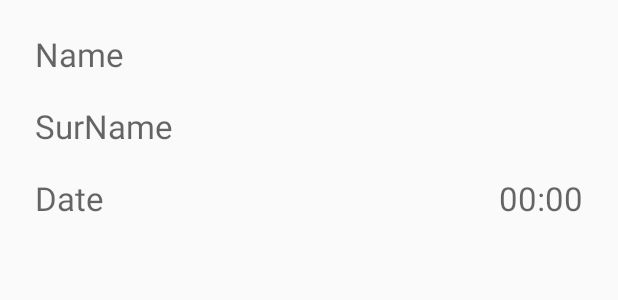
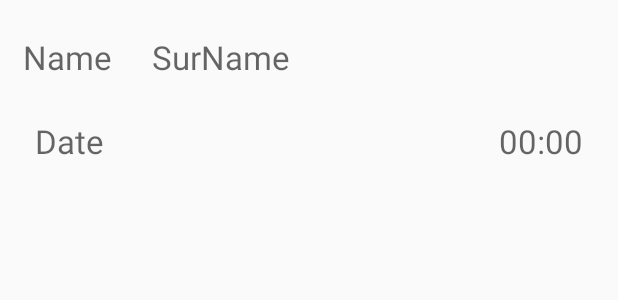
Before and after one commit to LEMUBIT/WepoyFingerPrint, an Android app: the layout attendance_view_row.xml on its own in the app's theme, with its tools: preview values and no code run, on a phone screen of 412 x 824 dp. Shown: the top 300 px of the screen. Run offline under Robolectric (Android 15) with nearby library versions, the phone set to English and light mode, and no system bars.

Commit message:
finish logic on capturing attendance

```diff
--- a/app/src/main/java/com/lemuel/lemubit/fingerprinttest/model/AttendanceRealmModel.java
+++ b/app/src/main/java/com/lemuel/lemubit/fingerprinttest/model/AttendanceRealmModel.java
@@ -1,10 +1,8 @@
 package com.lemuel.lemubit.fingerprinttest.model;
 
 import io.realm.RealmObject;
-import io.realm.annotations.PrimaryKey;
 
 public class AttendanceRealmModel extends RealmObject {
-    @PrimaryKey
     private int id;
 
     private String name;
--- a/app/src/main/java/com/lemuel/lemubit/fingerprinttest/model/DataHelper.java
+++ b/app/src/main/java/com/lemuel/lemubit/fingerprinttest/model/DataHelper.java
@@ -17,7 +17,7 @@ public class DataHelper {
             newAttendanceRecord.setTime(time);
             newAttendanceRecord.setDate(date);
             Realm realm = Realm.getDefaultInstance();
-            realm.executeTransaction(realm1 -> realm.copyToRealmOrUpdate(newAttendanceRecord));
+            realm.executeTransaction(realm1 -> realm.insert(newAttendanceRecord));
             status = "Attendance recorded ID= " + String.valueOf(ID);
         } catch (Exception e) {
             status = "Error: " + e.getMessage();
--- a/app/src/main/res/layout/attendance_view_row.xml
+++ b/app/src/main/res/layout/attendance_view_row.xml
@@ -10,16 +10,15 @@
     <TextView
         android:id="@+id/txt_record_name"
         style="@style/Base.TextAppearance.AppCompat.Large"
-        android:layout_width="0dp"
+        android:layout_width="wrap_content"
         android:layout_height="wrap_content"
-        android:layout_marginBottom="100dp"
+        android:layout_marginBottom="8dp"
         android:layout_marginEnd="8dp"
-        android:layout_marginStart="8dp"
-        android:layout_marginTop="2dp"
+        android:layout_marginTop="8dp"
         android:hint="Name"
         android:padding="5dp"
-        app:layout_constraintBottom_toBottomOf="parent"
-        app:layout_constraintEnd_toEndOf="parent"
+        app:layout_constraintBottom_toTopOf="@+id/txt_record_date"
+        app:layout_constraintEnd_toStartOf="@+id/txt_record_surname"
         app:layout_constraintStart_toStartOf="parent"
         app:layout_constraintTop_toTopOf="parent" />
 
@@ -28,13 +27,14 @@
         style="@style/Base.TextAppearance.AppCompat.Large"
         android:layout_width="wrap_content"
         android:layout_height="wrap_content"
-        android:layout_marginBottom="8dp"
         android:layout_marginEnd="8dp"
+        android:layout_marginStart="8dp"
         android:layout_marginTop="8dp"
         android:hint="00:00"
         android:padding="5dp"
         app:layout_constraintBottom_toBottomOf="parent"
         app:layout_constraintEnd_toEndOf="parent"
+        app:layout_constraintStart_toEndOf="@+id/txt_record_date"
         app:layout_constraintTop_toBottomOf="@+id/txt_record_surname" />
 
     <TextView
@@ -42,22 +42,22 @@
         style="@style/Base.TextAppearance.AppCompat.Large"
         android:layout_width="0dp"
         android:layout_height="wrap_content"
+        android:layout_marginBottom="8dp"
         android:layout_marginEnd="8dp"
         android:layout_marginStart="8dp"
         android:layout_marginTop="8dp"
         android:hint="SurName"
         android:padding="5dp"
-        app:layout_constraintBottom_toTopOf="@+id/txt_record_date"
+        app:layout_constraintBottom_toTopOf="@+id/txt_record_time"
         app:layout_constraintEnd_toEndOf="parent"
-        app:layout_constraintStart_toStartOf="parent"
-        app:layout_constraintTop_toBottomOf="@+id/txt_record_name" />
+        app:layout_constraintStart_toEndOf="@+id/txt_record_name"
+        app:layout_constraintTop_toTopOf="parent" />
 
     <TextView
         android:id="@+id/txt_record_date"
         style="@style/Base.TextAppearance.AppCompat.Large"
         android:layout_width="0dp"
         android:layout_height="wrap_content"
-        android:layout_marginBottom="8dp"
         android:layout_marginEnd="8dp"
         android:layout_marginStart="8dp"
         android:layout_marginTop="8dp"
@@ -66,6 +66,6 @@
         app:layout_constraintBottom_toBottomOf="parent"
         app:layout_constraintEnd_toStartOf="@+id/txt_record_time"
         app:layout_constraintStart_toStartOf="parent"
-        app:layout_constraintTop_toBottomOf="@+id/txt_record_surname" />
+        app:layout_constraintTop_toBottomOf="@+id/txt_record_name" />
 
 </android.support.constraint.ConstraintLayout>
```
Also changed, not shown: app/src/main/java/com/lemuel/lemubit/fingerprinttest/helper/CaptureAttendanceState.java (added, +13 -0 lines), app/src/main/java/com/lemuel/lemubit/fingerprinttest/view/CaptureAttendance.kt (+8 -2 lines), app/src/main/java/com/lemuel/lemubit/fingerprinttest/view/ViewAttendance.kt (+13 -4 lines).
